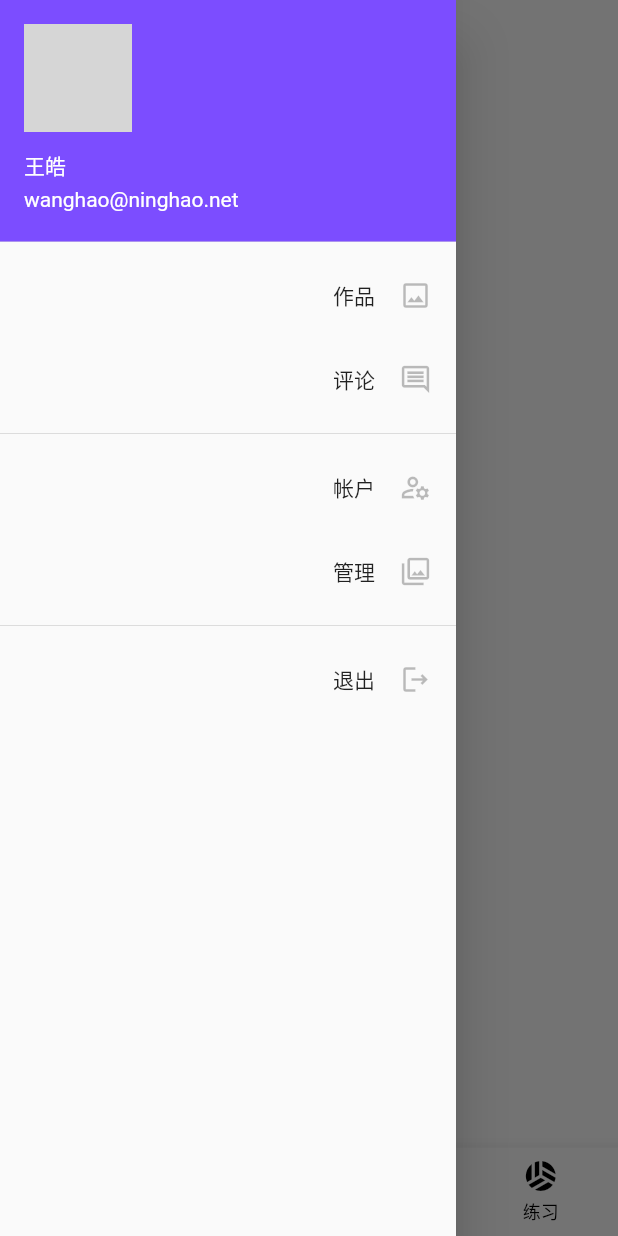
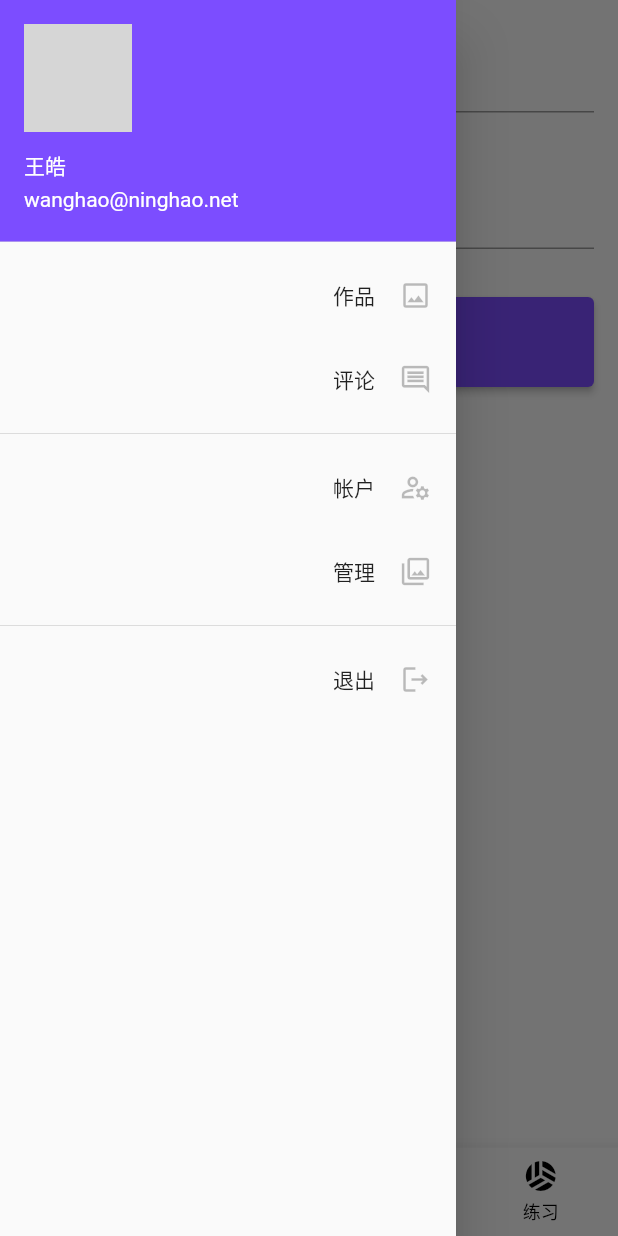
Before and after one commit to ninghao/xb2_flutter, a Flutter app: the screen it shows after launch, item 2 of the bottom bar chosen, with the side drawer open, on a phone screen of 412 x 824 dp. Run offline on Flutter 3.47's test engine with Material 2 defaults, Android fonts, the phone set to English and light mode, and no system bars; our stand-ins replace flutter_dotenv, shared_preferences; network calls fail; grey boxes are pictures that could not be loaded.

Commit message:
定义创建内容表单小部件（PostCreateForm）

```diff
--- a/lib/app/components/app_button.dart
+++ b/lib/app/components/app_button.dart
@@ -2,7 +2,7 @@ import 'package:flutter/material.dart';
 
 class AppButton extends StatelessWidget {
   final String? text;
-  final VoidCallback onPressed;
+  final VoidCallback? onPressed;
 
   AppButton({
     required this.onPressed,
--- a/lib/post/create/components/post_create_form.dart
+++ b/lib/post/create/components/post_create_form.dart
@@ -1,4 +1,8 @@
 import 'package:flutter/material.dart';
+import 'package:provider/provider.dart';
+import 'package:xb2_flutter/app/components/app_button.dart';
+import 'package:xb2_flutter/app/components/app_text_field.dart';
+import 'package:xb2_flutter/post/create/post_create_model.dart';
 
 class PostCreateForm extends StatefulWidget {
   @override
@@ -6,10 +10,63 @@ class PostCreateForm extends StatefulWidget {
 }
 
 class _PostCreateFormState extends State<PostCreateForm> {
+  // 表单 key
+  final formKey = GlobalKey<FormState>();
+
+  // 是否自动验证
+  bool canValidate = true;
+
+  // 文本编辑控制器
+  final titleFieldController = TextEditingController();
+  final contentFieldController = TextEditingController();
+
   @override
   Widget build(BuildContext context) {
-    return Container(
-      child: Text('PostCreateForm'),
+    final postCreateModel = context.watch<PostCreateModel>();
+
+    // 标题字段
+    final titleField = AppTextField(
+      labelText: '标题',
+      controller: titleFieldController,
+      enabled: !postCreateModel.loading,
+      canValidate: canValidate,
+      onChanged: (value) {
+        postCreateModel.setTitle(value);
+      },
+    );
+
+    // 正文字段
+    final contentField = AppTextField(
+      labelText: '正文',
+      controller: contentFieldController,
+      enabled: !postCreateModel.loading,
+      canValidate: canValidate,
+      isMultiline: true,
+      onChanged: (value) {
+        postCreateModel.setContent(value);
+      },
+    );
+
+    // 提交创建内容
+    submitCreatePost() async {}
+
+    // 提交按钮
+    final submitButton = AppButton(
+      text: '发布',
+      onPressed: postCreateModel.loading ? null : submitCreatePost,
+    );
+
+    return Form(
+      key: formKey,
+      child: Column(
+        mainAxisAlignment: MainAxisAlignment.center,
+        crossAxisAlignment: CrossAxisAlignment.start,
+        children: [
+          titleField,
+          contentField,
+          submitButton,
+        ],
+      ),
     );
   }
 }
```
